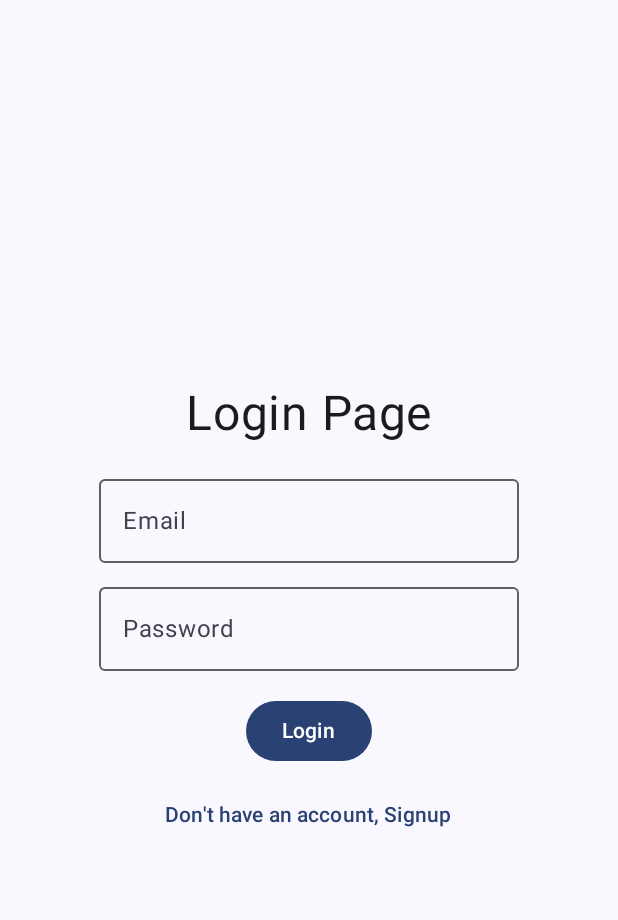
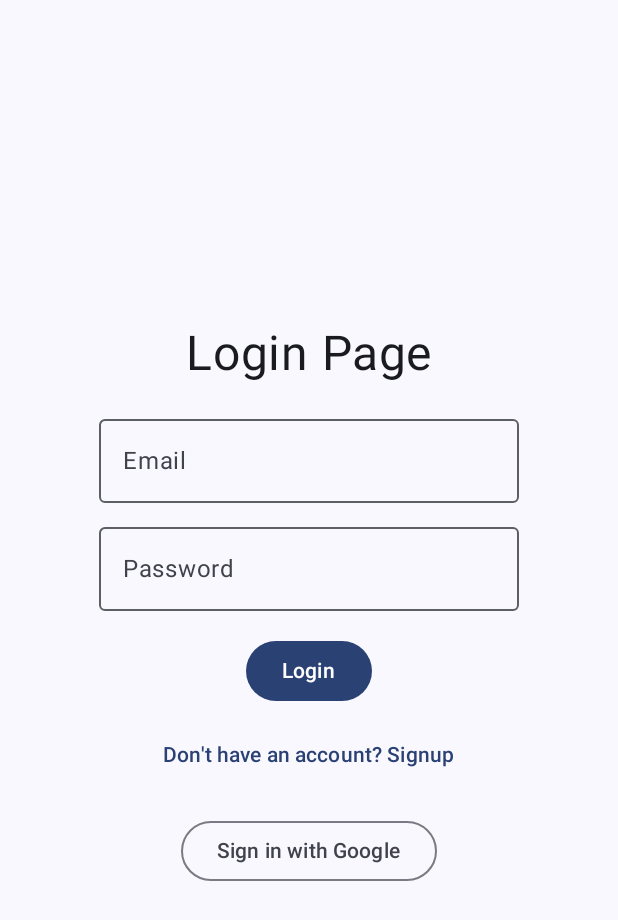
Before and after one commit to jmadusanka/KieliBuddy, an Android app built with Jetpack Compose: the screen it shows after launch (MainActivity), on a phone screen of 412 x 824 dp. Shown: the top 920 px of the screen. Run offline under Robolectric (Android 15) with nearby library versions, the phone set to English and light mode, and no system bars; our stand-ins replace Firebase (no records; nobody signed in at launch, a user with empty details on screens opened directly), livedata-compose; libraries missing offline, so code that uses them is left out: com.facebook.

Commit message:
Added Google Login and changed the AuthView Model

```diff
--- a/app/src/main/AndroidManifest.xml
+++ b/app/src/main/AndroidManifest.xml
@@ -1,6 +1,8 @@
 <?xml version="1.0" encoding="utf-8"?>
 <manifest xmlns:android="http://schemas.android.com/apk/res/android"
     xmlns:tools="http://schemas.android.com/tools">
+
+    <uses-permission android:name="android.permission.INTERNET"/>
 
     <application
         android:allowBackup="true"
--- a/app/src/main/java/com/example/kielibuddy/MainActivity.kt
+++ b/app/src/main/java/com/example/kielibuddy/MainActivity.kt
@@ -3,24 +3,24 @@ package com.example.kielibuddy
 import android.os.Bundle
 import androidx.activity.ComponentActivity
 import androidx.activity.compose.setContent
-import androidx.activity.enableEdgeToEdge
+import androidx.activity.viewModels
 import androidx.compose.foundation.layout.fillMaxSize
 import androidx.compose.foundation.layout.padding
 import androidx.compose.material3.Scaffold
 import androidx.compose.ui.Modifier
 import com.example.kielibuddy.ui.theme.KieliBuddyTheme
 import com.example.kielibuddy.viewmodel.AuthViewModel
-import androidx.activity.viewModels
 
 class MainActivity : ComponentActivity() {
     override fun onCreate(savedInstanceState: Bundle?) {
         super.onCreate(savedInstanceState)
-        enableEdgeToEdge()
-        val authViewModel : AuthViewModel by viewModels()
+
+        val authViewModel: AuthViewModel by viewModels()
+
         setContent {
             KieliBuddyTheme {
                 Scaffold(modifier = Modifier.fillMaxSize()) { innerPadding ->
-                    Navigation(modifier =  Modifier.padding(innerPadding),authViewModel = authViewModel)
+                    Navigation(modifier = Modifier.padding(innerPadding), authViewModel = authViewModel, activity = this)
                 }
             }
         }
--- a/app/src/main/java/com/example/kielibuddy/Navigation.kt
+++ b/app/src/main/java/com/example/kielibuddy/Navigation.kt
@@ -1,5 +1,6 @@
 package com.example.kielibuddy
 
+import android.app.Activity
 import androidx.compose.runtime.Composable
 import androidx.compose.ui.Modifier
 import androidx.navigation.compose.NavHost
@@ -12,18 +13,18 @@ import com.example.kielibuddy.ui.pages.SignupPage
 import com.example.kielibuddy.viewmodel.AuthViewModel
 
 @Composable
-fun Navigation(modifier: Modifier = Modifier,authViewModel: AuthViewModel) {
+fun Navigation(modifier: Modifier = Modifier, authViewModel: AuthViewModel, activity: Activity) {
     val navController = rememberNavController()
 
-    NavHost(navController = navController, startDestination = "login", builder = {
-        composable("login"){
-            LoginPage(modifier,navController,authViewModel)
+    NavHost(navController = navController, startDestination = "login") {
+        composable("login") {
+            LoginPage(modifier, navController, authViewModel, activity)
         }
-        composable("signup"){
-            SignupPage(modifier,navController,authViewModel)
+        composable("signup") {
+            SignupPage(modifier, navController, authViewModel)
         }
-        composable("home"){
-            HomePage(modifier,navController,authViewModel)
+        composable("home") {
+            HomePage(modifier, navController, authViewModel)
         }
-    })
+    }
 }
--- /dev/null
+++ b/app/src/main/java/com/example/kielibuddy/model/GoogleAuthUiClient.kt
@@ -0,0 +1,4 @@
+package com.example.kielibuddy.model
+
+class GoogleAuthUiClient {
+}
--- a/app/src/main/java/com/example/kielibuddy/ui/pages/Login.kt
+++ b/app/src/main/java/com/example/kielibuddy/ui/pages/Login.kt
@@ -1,15 +1,14 @@
 package com.example.kielibuddy.ui.pages
 
+import android.app.Activity
 import android.widget.Toast
 import androidx.compose.foundation.layout.Arrangement
 import androidx.compose.foundation.layout.Column
 import androidx.compose.foundation.layout.Spacer
 import androidx.compose.foundation.layout.fillMaxSize
 import androidx.compose.foundation.layout.height
-import androidx.compose.foundation.layout.padding
 import androidx.compose.material3.Button
-import androidx.compose.material3.CircularProgressIndicator
-import androidx.compose.material3.LinearProgressIndicator
+import androidx.compose.material3.OutlinedButton
 import androidx.compose.material3.OutlinedTextField
 import androidx.compose.material3.Text
 import androidx.compose.material3.TextButton
@@ -31,25 +30,23 @@ import com.example.kielibuddy.viewmodel.AuthViewModel
 
 
 @Composable
-fun LoginPage(modifier: Modifier = Modifier, navController: NavController, authViewModel: AuthViewModel) {
+fun LoginPage(
+    modifier: Modifier = Modifier,
+    navController: NavController,
+    authViewModel: AuthViewModel,
+    activity: Activity
+) {
+    val context = LocalContext.current
+    val activity = context as Activity
 
-
-    var email by remember {
-        mutableStateOf("")
-    }
-
-    var password by remember {
-        mutableStateOf("")
-    }
-
+    var email by remember { mutableStateOf("") }
+    var password by remember { mutableStateOf("") }
     val authState = authViewModel.authState.observeAsState()
-    val context = LocalContext.current
 
     LaunchedEffect(authState.value) {
-        when(authState.value){
+        when (authState.value) {
             is AuthState.Authenticated -> navController.navigate("home")
-            is AuthState.Error -> Toast.makeText(context,
-                (authState.value as AuthState.Error).message, Toast.LENGTH_SHORT).show()
+            is AuthState.Error -> Toast.makeText(context, (authState.value as AuthState.Error).message, Toast.LENGTH_SHORT).show()
             else -> Unit
         }
     }
@@ -60,49 +57,43 @@ fun LoginPage(modifier: Modifier = Modifier, navController: NavController, authV
         horizontalAlignment = Alignment.CenterHorizontally
     ) {
         Text(text = "Login Page", fontSize = 32.sp)
-
         Spacer(modifier = Modifier.height(16.dp))
 
         OutlinedTextField(
             value = email,
-            onValueChange = {
-                email = it
-            },
-            label = {
-                Text(text = "Email")
-            }
+            onValueChange = { email = it },
+            label = { Text(text = "Email") }
         )
-
         Spacer(modifier = Modifier.height(8.dp))
 
         OutlinedTextField(
             value = password,
-            onValueChange = {
-                password = it
-            },
-            label = {
-                Text(text = "Password")
-            }
+            onValueChange = { password = it },
+            label = { Text(text = "Password") }
         )
         Spacer(modifier = Modifier.height(16.dp))
 
-        Button(onClick = {
-            authViewModel.login(email,password)
-        },
+        Button(
+            onClick = { authViewModel.login(email, password) },
             enabled = authState.value != AuthState.Loading
         ) {
             Text(text = "Login")
         }
+        Spacer(modifier = Modifier.height(8.dp))
+
+        TextButton(onClick = { navController.navigate("signup") }) {
+            Text(text = "Don't have an account? Signup")
+        }
+
+        Spacer(modifier = Modifier.height(16.dp))
+
+        OutlinedButton(onClick = { authViewModel.handleGoogleSignIn(context, navController) }) {
+            Text(text = "Sign in with Google")
+        }
+
+        Spacer(modifier = Modifier.height(16.dp))
 
 
-        Spacer(modifier = Modifier.height(8.dp))
-
-        TextButton(onClick = {
-            navController.navigate("signup")
-        }) {
-            Text(text = "Don't have an account, Signup")
-        }
 
     }
-
 }
--- a/app/src/main/res/values/strings.xml
+++ b/app/src/main/res/values/strings.xml
@@ -1,3 +1,5 @@
 <resources>
     <string name="app_name">KieliBuddy</string>
+    <string name="facebook_app_id">1248686290149544</string>
+    <string name="Googler_Client_id">905483735792-0dvuerutv7jvqrqpqdd06cav1tg0umd7.apps.googleusercontent.com</string>
 </resources>
```
Also changed, not shown: app/build.gradle.kts (+7 -3 lines), app/src/main/java/com/example/kielibuddy/model/User.kt (added, +13 -0 lines), app/src/main/java/com/example/kielibuddy/viewmodel/AuthViewModel.kt (+102 -36 lines), app/src/main/res/drawable/ic_google_logo.xml (added, +19 -0 lines), gradle/libs.versions.toml (+15 -0 lines), 1 other file.
